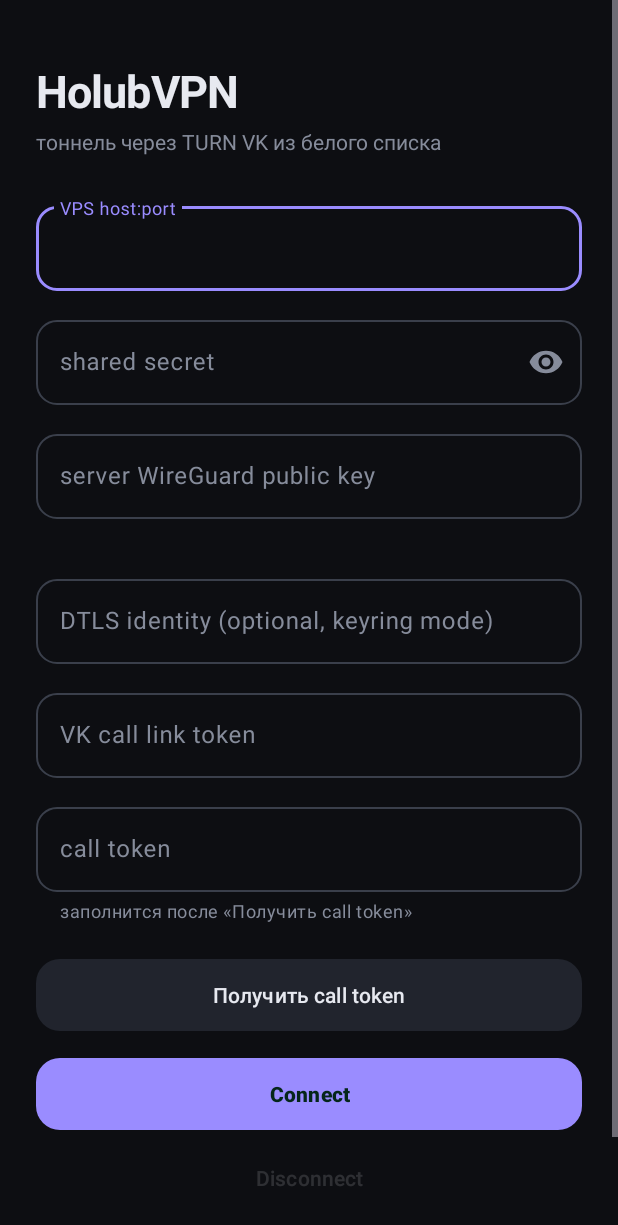
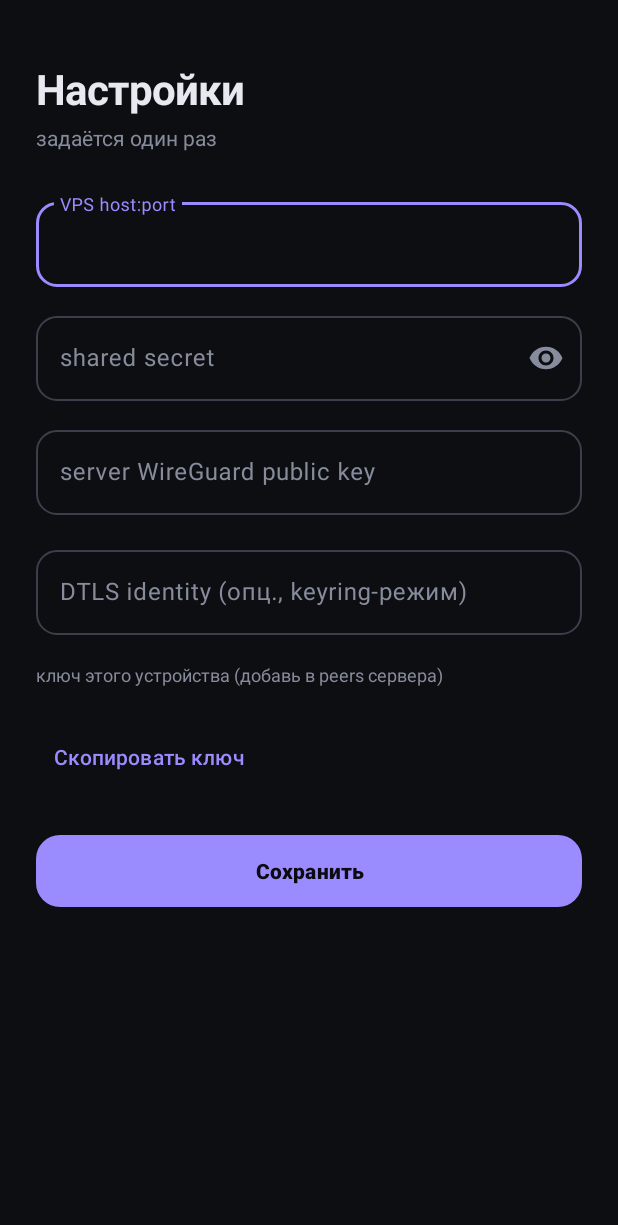
Before and after one commit to pristupaanastasia/turnvpn, an Android app: the screen it shows after launch (MainActivity before the commit, SettingsActivity after it), after a tap on "Connect", on a phone screen of 412 x 824 dp. Shown: the top 1225 px of the screen. Run offline under Robolectric (Android 15) with nearby library versions, the phone set to English and light mode, and no system bars; libraries missing offline, so code that uses them is left out: com.turnvpn.turnvpn; 12 statements that could not run were skipped; 1 other tap on this screen came first.

Commit message:
android: move one-time config to a Settings screen; slim the main screen (#14)
The main screen was cluttered with fields you set once. Split them:

- New SettingsActivity (gear icon, top-right): VPS host:port, shared secret, server
  WireGuard public key, optional DTLS identity, and this device's WireGuard public
  key (read-only + copy). Opened from the main header.
- Main screen keeps only the per-session fields: VK call link token, call token,
  "Получить call token", Connect/Disconnect.
- Prefs: extracted the Keystore-backed EncryptedSharedPreferences into a shared
  `Prefs` object (used by both screens); keys unchanged. Connect now reads the
  one-time config from Prefs, and nudges you to Settings if it's incomplete.

Builds (debug APK). No Go changes.

Co-authored-by: Anastasiia Pristupa <anastasiapristupa1805@gmail.com>
Co-authored-by: Claude Opus 4.8 <noreply@anthropic.com>

```diff
--- a/android/app/src/main/AndroidManifest.xml
+++ b/android/app/src/main/AndroidManifest.xml
@@ -24,6 +24,11 @@
         </activity>
 
         <activity
+            android:name=".SettingsActivity"
+            android:exported="false"
+            android:label="Настройки" />
+
+        <activity
             android:name=".CaptchaActivity"
             android:exported="false"
             android:label="Solve captcha / join call" />
--- a/android/app/src/main/java/com/turnvpn/app/MainActivity.kt
+++ b/android/app/src/main/java/com/turnvpn/app/MainActivity.kt
@@ -4,33 +4,25 @@ import android.animation.ObjectAnimator
 import android.animation.ValueAnimator
 import android.app.Activity
 import android.content.Intent
-import android.content.SharedPreferences
 import android.content.res.ColorStateList
 import android.net.VpnService
 import android.os.Bundle
-import android.util.Log
 import android.view.animation.LinearInterpolator
 import android.widget.EditText
-import android.widget.TextView
+import android.widget.ImageButton
 import android.widget.Toast
-import com.turnvpn.turnvpn.Turnvpn
 import androidx.activity.result.contract.ActivityResultContracts
 import androidx.appcompat.app.AppCompatActivity
 import androidx.core.content.ContextCompat
-import androidx.security.crypto.EncryptedSharedPreferences
-import androidx.security.crypto.MasterKey
 import com.google.android.material.button.MaterialButton
 
+// MainActivity is the per-session screen: set/refresh the VK call link + token and
+// connect. Everything you set once (VPS endpoint, shared secret, server WireGuard
+// key, DTLS identity, this device's key) lives in SettingsActivity (gear icon).
 class MainActivity : AppCompatActivity() {
 
-    private lateinit var peer: EditText
-    private lateinit var secret: EditText
     private lateinit var link: EditText
     private lateinit var token: EditText
-    private lateinit var serverPub: EditText
-    private lateinit var identity: EditText
-    private lateinit var devicePubkey: TextView
-
     private lateinit var connectBtn: MaterialButton
     private lateinit var disconnectBtn: MaterialButton
     private var pulse: ObjectAnimator? = null
@@ -56,18 +48,17 @@ class MainActivity : AppCompatActivity() {
         super.onCreate(savedInstanceState)
         setContentView(R.layout.activity_main)
 
-        peer = findViewById(R.id.peer)
-        secret = findViewById(R.id.secret)
         link = findViewById(R.id.link)
         token = findViewById(R.id.token)
-        serverPub = findViewById(R.id.server_pub)
-        identity = findViewById(R.id.identity)
-        devicePubkey = findViewById(R.id.device_pubkey)
         connectBtn = findViewById(R.id.connect)
         disconnectBtn = findViewById(R.id.disconnect)
-        ensureWgKeypair()
+
+        Prefs.ensureWgKeypair(this)
         loadPrefs()
 
+        findViewById<ImageButton>(R.id.settings).setOnClickListener {
+            startActivity(Intent(this, SettingsActivity::class.java))
+        }
         findViewById<MaterialButton>(R.id.getToken).setOnClickListener {
             savePrefs()
             val l = link.text.toString().trim()
@@ -83,6 +74,11 @@ class MainActivity : AppCompatActivity() {
                 VpnState.S.CONNECTING -> Toast.makeText(this, "Connecting…", Toast.LENGTH_SHORT).show()
                 VpnState.S.OFF -> {
                     savePrefs()
+                    if (!settingsReady()) {
+                        Toast.makeText(this, "Заполни настройки (⚙): VPS, secret, server key", Toast.LENGTH_LONG).show()
+                        startActivity(Intent(this, SettingsActivity::class.java))
+                        return@setOnClickListener
+                    }
                     val prep = VpnService.prepare(this)
                     if (prep != null) consent.launch(prep) else startVpn()
                 }
@@ -104,6 +100,16 @@ class MainActivity : AppCompatActivity() {
         super.onPause()
         VpnState.listener = null
         VpnState.errorListener = null
+    }
+
+    // settingsReady checks the one-time config (in Settings) is filled before we try
+    // to connect, so the user gets a clear nudge instead of an opaque failure.
+    private fun settingsReady(): Boolean {
+        val p = Prefs.of(this)
+        return !p.getString("peer", "").isNullOrBlank() &&
+            !p.getString("secret", "").isNullOrBlank() &&
+            !p.getString("server_pub", "").isNullOrBlank() &&
+            !p.getString("wgkey", "").isNullOrBlank()
     }
 
     // render reflects the connection status in the Connect button: a calm violet
@@ -162,71 +168,29 @@ class MainActivity : AppCompatActivity() {
     }
 
     private fun startVpn() {
+        val p = Prefs.of(this)
         val intent = Intent(this, TurnvpnService::class.java)
-            .putExtra(TurnvpnService.EXTRA_PEER, peer.text.toString().trim())
-            .putExtra(TurnvpnService.EXTRA_SECRET, secret.text.toString().trim())
+            .putExtra(TurnvpnService.EXTRA_PEER, p.getString("peer", "").orEmpty().trim())
+            .putExtra(TurnvpnService.EXTRA_SECRET, p.getString("secret", "").orEmpty().trim())
             .putExtra(TurnvpnService.EXTRA_LINK, link.text.toString().trim())
             .putExtra(TurnvpnService.EXTRA_TOKEN, token.text.toString().trim())
-            .putExtra(TurnvpnService.EXTRA_WGKEY, prefs().getString("wgkey", ""))
-            .putExtra(TurnvpnService.EXTRA_WGSERVERPUB, serverPub.text.toString().trim())
+            .putExtra(TurnvpnService.EXTRA_WGKEY, p.getString("wgkey", "").orEmpty())
+            .putExtra(TurnvpnService.EXTRA_WGSERVERPUB, p.getString("server_pub", "").orEmpty().trim())
             .putExtra(TurnvpnService.EXTRA_WGADDR, TurnvpnService.DEFAULT_WGADDR)
-            .putExtra(TurnvpnService.EXTRA_IDENTITY, identity.text.toString().trim())
+            .putExtra(TurnvpnService.EXTRA_IDENTITY, p.getString("identity", "").orEmpty().trim())
         startService(intent)
     }
 
-    // Keystore-backed encrypted storage for the VPS/secret/link/token, so the shared
-    // secret is not readable in plaintext on a rooted or imaged device.
-    private val securePrefs: SharedPreferences by lazy {
-        val master = MasterKey.Builder(this)
-            .setKeyScheme(MasterKey.KeyScheme.AES256_GCM)
-            .build()
-        EncryptedSharedPreferences.create(
-            this,
-            "turnvpn_secure",
-            master,
-            EncryptedSharedPreferences.PrefKeyEncryptionScheme.AES256_SIV,
-            EncryptedSharedPreferences.PrefValueEncryptionScheme.AES256_GCM,
-        )
-    }
-
-    private fun prefs() = securePrefs
-
     private fun loadPrefs() {
-        val p = prefs()
-        peer.setText(p.getString("peer", ""))
-        secret.setText(p.getString("secret", ""))
+        val p = Prefs.of(this)
         link.setText(p.getString("link", ""))
         token.setText(p.getString("token", ""))
-        serverPub.setText(p.getString("server_pub", ""))
-        identity.setText(p.getString("identity", ""))
-        devicePubkey.text = "ключ этого устройства (в peers сервера):\n" + p.getString("wgpub", "")
     }
 
     private fun savePrefs() {
-        prefs().edit()
-            .putString("peer", peer.text.toString().trim())
-            .putString("secret", secret.text.toString().trim())
+        Prefs.of(this).edit()
             .putString("link", link.text.toString().trim())
             .putString("token", token.text.toString().trim())
-            .putString("server_pub", serverPub.text.toString().trim())
-            .putString("identity", identity.text.toString().trim())
             .apply()
     }
-
-    // ensureWgKeypair generates this device's WireGuard keypair once and stores the
-    // private half in the Keystore-backed prefs. The public half is shown so the
-    // operator can add it to the server's peers file.
-    private fun ensureWgKeypair() {
-        val p = prefs()
-        if (!p.getString("wgkey", "").isNullOrBlank()) return
-        try {
-            val pair = Turnvpn.generateWGKeypair() // "privateHex publicHex"
-            val parts = pair.trim().split(" ")
-            if (parts.size == 2) {
-                p.edit().putString("wgkey", parts[0]).putString("wgpub", parts[1]).apply()
-            }
-        } catch (e: Exception) {
-            Log.e("turnvpn", "wg keypair generation failed: ${e.message}", e)
-        }
-    }
 }
--- /dev/null
+++ b/android/app/src/main/java/com/turnvpn/app/Prefs.kt
@@ -0,0 +1,45 @@
+package com.turnvpn.app
+
+import android.content.Context
+import android.content.SharedPreferences
+import android.util.Log
+import androidx.security.crypto.EncryptedSharedPreferences
+import androidx.security.crypto.MasterKey
+import com.turnvpn.turnvpn.Turnvpn
+
+// Prefs is the single Keystore-backed encrypted store shared by MainActivity and
+// SettingsActivity, so the shared secret and this device's WireGuard private key are
+// never written in plaintext on a rooted or imaged device.
+//
+// Keys: peer, secret, server_pub, identity (set in Settings); link, token (per
+// session, set on Main); wgkey/wgpub (this device's WireGuard keypair).
+object Prefs {
+    fun of(ctx: Context): SharedPreferences {
+        val master = MasterKey.Builder(ctx)
+            .setKeyScheme(MasterKey.KeyScheme.AES256_GCM)
+            .build()
+        return EncryptedSharedPreferences.create(
+            ctx,
+            "turnvpn_secure",
+            master,
+            EncryptedSharedPreferences.PrefKeyEncryptionScheme.AES256_SIV,
+            EncryptedSharedPreferences.PrefValueEncryptionScheme.AES256_GCM,
+        )
+    }
+
+    // ensureWgKeypair generates this device's WireGuard keypair once (hex) and stores
+    // the private half; the public half ("wgpub") is shown in Settings so the operator
+    // can add it to the server's peers file.
+    fun ensureWgKeypair(ctx: Context) {
+        val p = of(ctx)
+        if (!p.getString("wgkey", "").isNullOrBlank()) return
+        try {
+            val parts = Turnvpn.generateWGKeypair().trim().split(" ") // "privateHex publicHex"
+            if (parts.size == 2) {
+                p.edit().putString("wgkey", parts[0]).putString("wgpub", parts[1]).apply()
+            }
+        } catch (e: Exception) {
+            Log.e("turnvpn", "wg keypair generation failed: ${e.message}", e)
+        }
+    }
+}
--- /dev/null
+++ b/android/app/src/main/java/com/turnvpn/app/SettingsActivity.kt
@@ -0,0 +1,74 @@
+package com.turnvpn.app
+
+import android.content.ClipData
+import android.content.ClipboardManager
+import android.content.Context
+import android.os.Bundle
+import android.widget.EditText
+import android.widget.TextView
+import android.widget.Toast
+import androidx.appcompat.app.AppCompatActivity
+import com.google.android.material.button.MaterialButton
+
+// SettingsActivity holds the configuration you set once: the VPS endpoint, shared
+// secret, server WireGuard public key and optional DTLS identity, plus this device's
+// WireGuard public key (read-only, to register in the server's peers file). The main
+// screen keeps only the per-session call fields.
+class SettingsActivity : AppCompatActivity() {
+
+    private lateinit var peer: EditText
+    private lateinit var secret: EditText
+    private lateinit var serverPub: EditText
+    private lateinit var identity: EditText
+    private lateinit var devicePubkey: TextView
+
+    override fun onCreate(savedInstanceState: Bundle?) {
+        super.onCreate(savedInstanceState)
+        setContentView(R.layout.activity_settings)
+
+        peer = findViewById(R.id.peer)
+        secret = findViewById(R.id.secret)
+        serverPub = findViewById(R.id.server_pub)
+        identity = findViewById(R.id.identity)
+        devicePubkey = findViewById(R.id.device_pubkey)
+
+        Prefs.ensureWgKeypair(this)
+        loadPrefs()
+
+        findViewById<MaterialButton>(R.id.copyPubkey).setOnClickListener {
+            val pub = Prefs.of(this).getString("wgpub", "").orEmpty()
+            (getSystemService(Context.CLIPBOARD_SERVICE) as ClipboardManager)
+                .setPrimaryClip(ClipData.newPlainText("wg pubkey", pub))
+            Toast.makeText(this, "Ключ устройства скопирован", Toast.LENGTH_SHORT).show()
+        }
+        findViewById<MaterialButton>(R.id.saveSettings).setOnClickListener {
+            savePrefs()
+            Toast.makeText(this, "Сохранено", Toast.LENGTH_SHORT).show()
+            finish()
+        }
+    }
+
+    // Persist even if the user just backs out instead of tapping Save.
+    override fun onPause() {
+        super.onPause()
+        savePrefs()
+    }
+
+    private fun loadPrefs() {
+        val p = Prefs.of(this)
+        peer.setText(p.getString("peer", ""))
+        secret.setText(p.getString("secret", ""))
+        serverPub.setText(p.getString("server_pub", ""))
+        identity.setText(p.getString("identity", ""))
+        devicePubkey.text = p.getString("wgpub", "")
+    }
+
+    private fun savePrefs() {
+        Prefs.of(this).edit()
+            .putString("peer", peer.text.toString().trim())
+            .putString("secret", secret.text.toString().trim())
+            .putString("server_pub", serverPub.text.toString().trim())
+            .putString("identity", identity.text.toString().trim())
+            .apply()
+    }
+}
--- a/android/app/src/main/res/layout/activity_main.xml
+++ b/android/app/src/main/res/layout/activity_main.xml
@@ -14,6 +14,20 @@
         android:paddingTop="40dp"
         android:paddingBottom="32dp">
 
+        <!-- Header: title + gear that opens Settings -->
+        <LinearLayout
+            android:layout_width="match_parent"
+            android:layout_height="wrap_content"
+            android:orientation="horizontal"
+            android:gravity="center_vertical"
+            android:layout_marginBottom="28dp">
+
+            <LinearLayout
+                android:layout_width="0dp"
+                android:layout_height="wrap_content"
+                android:layout_weight="1"
+                android:orientation="vertical">
+
                 <TextView
                     android:layout_width="wrap_content"
                     android:layout_height="wrap_content"
@@ -27,96 +41,20 @@
                     android:layout_width="wrap_content"
                     android:layout_height="wrap_content"
                     android:layout_marginTop="4dp"
-            android:layout_marginBottom="28dp"
                     android:text="тоннель через TURN VK из белого списка"
                     android:textColor="@color/muted"
                     android:textSize="14sp" />
+            </LinearLayout>
 
-        <com.google.android.material.textfield.TextInputLayout
-            style="@style/Widget.Material3.TextInputLayout.OutlinedBox"
-            android:layout_width="match_parent"
-            android:layout_height="wrap_content"
-            android:layout_marginBottom="14dp"
-            android:hint="VPS host:port"
-            app:boxCornerRadiusTopStart="14dp"
-            app:boxCornerRadiusTopEnd="14dp"
-            app:boxCornerRadiusBottomStart="14dp"
-            app:boxCornerRadiusBottomEnd="14dp">
-
-            <com.google.android.material.textfield.TextInputEditText
-                android:id="@+id/peer"
-                android:layout_width="match_parent"
-                android:layout_height="wrap_content"
-                android:inputType="text"
-                android:maxLines="1" />
-        </com.google.android.material.textfield.TextInputLayout>
-
-        <com.google.android.material.textfield.TextInputLayout
-            style="@style/Widget.Material3.TextInputLayout.OutlinedBox"
-            android:layout_width="match_parent"
-            android:layout_height="wrap_content"
-            android:layout_marginBottom="14dp"
-            android:hint="shared secret"
-            app:boxCornerRadiusTopStart="14dp"
-            app:boxCornerRadiusTopEnd="14dp"
-            app:boxCornerRadiusBottomStart="14dp"
-            app:boxCornerRadiusBottomEnd="14dp"
-            app:endIconMode="password_toggle">
-
-            <com.google.android.material.textfield.TextInputEditText
-                android:id="@+id/secret"
-                android:layout_width="match_parent"
-                android:layout_height="wrap_content"
-                android:inputType="textPassword"
-                android:maxLines="1" />
-        </com.google.android.material.textfield.TextInputLayout>
-
-        <com.google.android.material.textfield.TextInputLayout
-            style="@style/Widget.Material3.TextInputLayout.OutlinedBox"
-            android:layout_width="match_parent"
-            android:layout_height="wrap_content"
-            android:layout_marginBottom="4dp"
-            android:hint="server WireGuard public key"
-            app:boxCornerRadiusTopStart="14dp"
-            app:boxCornerRadiusTopEnd="14dp"
-            app:boxCornerRadiusBottomStart="14dp"
-            app:boxCornerRadiusBottomEnd="14dp">
-
-            <com.google.android.material.textfield.TextInputEditText
-                android:id="@+id/server_pub"
-                android:layout_width="match_parent"
-                android:layout_height="wrap_content"
-                android:inputType="text"
-                android:maxLines="1" />
-        </com.google.android.material.textfield.TextInputLayout>
-
-        <TextView
-            android:id="@+id/device_pubkey"
-            android:layout_width="match_parent"
-            android:layout_height="wrap_content"
-            android:layout_marginBottom="14dp"
-            android:textIsSelectable="true"
-            android:textSize="12sp"
-            android:text="" />
-
-        <com.google.android.material.textfield.TextInputLayout
-            style="@style/Widget.Material3.TextInputLayout.OutlinedBox"
-            android:layout_width="match_parent"
-            android:layout_height="wrap_content"
-            android:layout_marginBottom="14dp"
-            android:hint="DTLS identity (optional, keyring mode)"
-            app:boxCornerRadiusTopStart="14dp"
-            app:boxCornerRadiusTopEnd="14dp"
-            app:boxCornerRadiusBottomStart="14dp"
-            app:boxCornerRadiusBottomEnd="14dp">
-
-            <com.google.android.material.textfield.TextInputEditText
-                android:id="@+id/identity"
-                android:layout_width="match_parent"
-                android:layout_height="wrap_content"
-                android:inputType="text"
-                android:maxLines="1" />
-        </com.google.android.material.textfield.TextInputLayout>
+            <ImageButton
+                android:id="@+id/settings"
+                android:layout_width="48dp"
+                android:layout_height="48dp"
+                android:src="@drawable/ic_settings"
+                android:background="?attr/selectableItemBackgroundBorderless"
+                android:tint="@color/muted"
+                android:contentDescription="Настройки" />
+        </LinearLayout>
 
         <com.google.android.material.textfield.TextInputLayout
             style="@style/Widget.Material3.TextInputLayout.OutlinedBox"
@@ -188,7 +126,7 @@
             android:layout_height="wrap_content"
             android:layout_marginTop="20dp"
             android:lineSpacingExtra="2dp"
-            android:text="TCP-тоннель. DNS идёт через туннель автоматически; QUIC (UDP) падает на TCP. Держи браузерный звонок живым."
+            android:text="Весь трафик устройства идёт через туннель (WireGuard). VPS и ключи — в настройках (⚙). Держи браузерный звонок живым."
             android:textColor="@color/muted"
             android:textSize="12sp" />
     </LinearLayout>
--- /dev/null
+++ b/android/app/src/main/res/layout/activity_settings.xml
@@ -0,0 +1,148 @@
+<?xml version="1.0" encoding="utf-8"?>
+<ScrollView xmlns:android="http://schemas.android.com/apk/res/android"
+    xmlns:app="http://schemas.android.com/apk/res-auto"
+    android:layout_width="match_parent"
+    android:layout_height="match_parent"
+    android:background="@color/bg"
+    android:fillViewport="true">
+
+    <LinearLayout
+        android:layout_width="match_parent"
+        android:layout_height="wrap_content"
+        android:orientation="vertical"
+        android:paddingHorizontal="24dp"
+        android:paddingTop="40dp"
+        android:paddingBottom="32dp">
+
+        <TextView
+            android:layout_width="wrap_content"
+            android:layout_height="wrap_content"
+            android:text="Настройки"
+            android:textColor="@color/onDark"
+            android:textSize="28sp"
+            android:textStyle="bold"
+            android:letterSpacing="-0.02" />
+
+        <TextView
+            android:layout_width="wrap_content"
+            android:layout_height="wrap_content"
+            android:layout_marginTop="4dp"
+            android:layout_marginBottom="28dp"
+            android:text="задаётся один раз"
+            android:textColor="@color/muted"
+            android:textSize="14sp" />
+
+        <com.google.android.material.textfield.TextInputLayout
+            style="@style/Widget.Material3.TextInputLayout.OutlinedBox"
+            android:layout_width="match_parent"
+            android:layout_height="wrap_content"
+            android:layout_marginBottom="14dp"
+            android:hint="VPS host:port"
+            app:boxCornerRadiusTopStart="14dp"
+            app:boxCornerRadiusTopEnd="14dp"
+            app:boxCornerRadiusBottomStart="14dp"
+            app:boxCornerRadiusBottomEnd="14dp">
+
+            <com.google.android.material.textfield.TextInputEditText
+                android:id="@+id/peer"
+                android:layout_width="match_parent"
+                android:layout_height="wrap_content"
+                android:inputType="text"
+                android:maxLines="1" />
+        </com.google.android.material.textfield.TextInputLayout>
+
+        <com.google.android.material.textfield.TextInputLayout
+            style="@style/Widget.Material3.TextInputLayout.OutlinedBox"
+            android:layout_width="match_parent"
+            android:layout_height="wrap_content"
+            android:layout_marginBottom="14dp"
+            android:hint="shared secret"
+            app:boxCornerRadiusTopStart="14dp"
+            app:boxCornerRadiusTopEnd="14dp"
+            app:boxCornerRadiusBottomStart="14dp"
+            app:boxCornerRadiusBottomEnd="14dp"
+            app:endIconMode="password_toggle">
+
+            <com.google.android.material.textfield.TextInputEditText
+                android:id="@+id/secret"
+                android:layout_width="match_parent"
+                android:layout_height="wrap_content"
+                android:inputType="textPassword"
+                android:maxLines="1" />
+        </com.google.android.material.textfield.TextInputLayout>
+
+        <com.google.android.material.textfield.TextInputLayout
+            style="@style/Widget.Material3.TextInputLayout.OutlinedBox"
+            android:layout_width="match_parent"
+            android:layout_height="wrap_content"
+            android:layout_marginBottom="4dp"
+            android:hint="server WireGuard public key"
+            app:boxCornerRadiusTopStart="14dp"
+            app:boxCornerRadiusTopEnd="14dp"
+            app:boxCornerRadiusBottomStart="14dp"
+            app:boxCornerRadiusBottomEnd="14dp">
+
+            <com.google.android.material.textfield.TextInputEditText
+                android:id="@+id/server_pub"
+                android:layout_width="match_parent"
+                android:layout_height="wrap_content"
+                android:inputType="text"
+                android:maxLines="1" />
+        </com.google.android.material.textfield.TextInputLayout>
+
+        <com.google.android.material.textfield.TextInputLayout
+            style="@style/Widget.Material3.TextInputLayout.OutlinedBox"
+            android:layout_width="match_parent"
+            android:layout_height="wrap_content"
+            android:layout_marginTop="14dp"
+            android:layout_marginBottom="18dp"
+            android:hint="DTLS identity (опц., keyring-режим)"
+            app:boxCornerRadiusTopStart="14dp"
+            app:boxCornerRadiusTopEnd="14dp"
+            app:boxCornerRadiusBottomStart="14dp"
+            app:boxCornerRadiusBottomEnd="14dp">
+
+            <com.google.android.material.textfield.TextInputEditText
+                android:id="@+id/identity"
+                android:layout_width="match_parent"
+                android:layout_height="wrap_content"
+                android:inputType="text"
+                android:maxLines="1" />
+        </com.google.android.material.textfield.TextInputLayout>
+
+        <TextView
+            android:layout_width="wrap_content"
+            android:layout_height="wrap_content"
+            android:text="ключ этого устройства (добавь в peers сервера)"
+            android:textColor="@color/muted"
+            android:textSize="12sp" />
+
+        <TextView
+            android:id="@+id/device_pubkey"
+            android:layout_width="match_parent"
+            android:layout_height="wrap_content"
+            android:layout_marginTop="4dp"
+            android:textIsSelectable="true"
+            android:textColor="@color/onDark"
+            android:textSize="12sp"
+            android:fontFamily="monospace"
+            android:text="" />
+
+        <com.google.android.material.button.MaterialButton
+            android:id="@+id/copyPubkey"
+            style="@style/Widget.Material3.Button.TextButton"
+            android:layout_width="wrap_content"
+            android:layout_height="wrap_content"
+            android:layout_marginTop="2dp"
+            android:text="Скопировать ключ" />
+
+        <com.google.android.material.button.MaterialButton
+            android:id="@+id/saveSettings"
+            android:layout_width="match_parent"
+            android:layout_height="56dp"
+            android:layout_marginTop="24dp"
+            android:text="Сохранить"
+            android:textStyle="bold"
+            app:cornerRadius="16dp" />
+    </LinearLayout>
+</ScrollView>
```
Also changed, not shown: android/app/src/main/res/drawable/ic_settings.xml (added, +9 -0 lines). Lines whose indentation alone changed are shown as unchanged.
